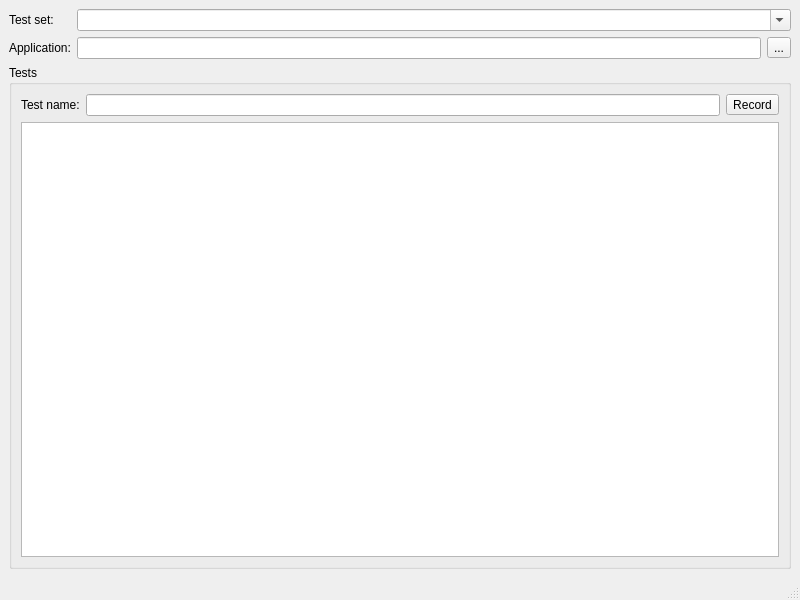
Old version of the form hooq/MainWindow.ui in the repository bilke/hooq.
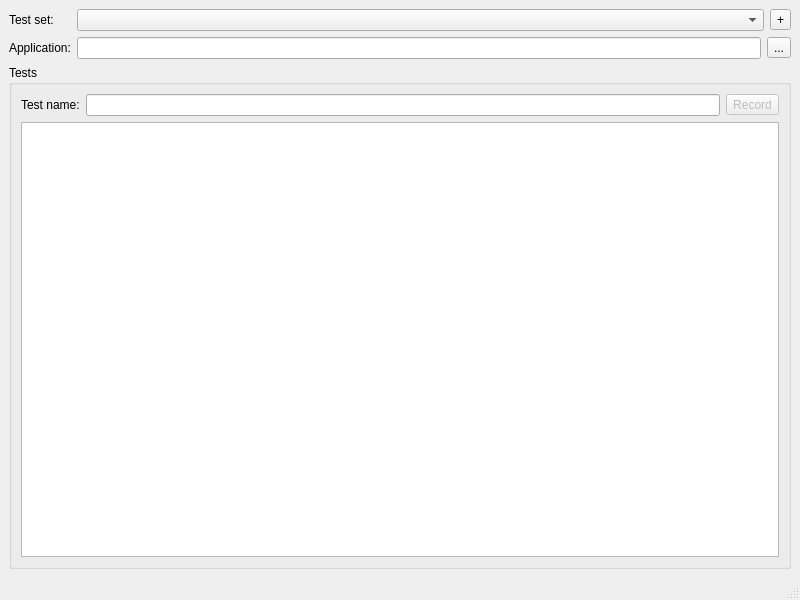
New version of the form.

```diff
--- a/hooq/MainWindow.ui
+++ b/hooq/MainWindow.ui
@@ -25,6 +25,8 @@
        </widget>
       </item>
       <item row="0" column="1">
+       <layout class="QHBoxLayout" name="horizontalLayout_3">
+        <item>
        <widget class="QComboBox" name="m_testSetEdit">
         <property name="sizePolicy">
          <sizepolicy hsizetype="MinimumExpanding" vsizetype="Fixed">
@@ -32,10 +34,16 @@
           <verstretch>0</verstretch>
          </sizepolicy>
         </property>
-        <property name="editable">
-         <bool>true</bool>
-        </property>
-       </widget>
+         </widget>
+        </item>
+        <item>
+         <widget class="QToolButton" name="m_addTestSetButton">
+          <property name="text">
+           <string>+</string>
+          </property>
+         </widget>
+        </item>
+       </layout>
       </item>
       <item row="1" column="0">
        <widget class="QLabel" name="label_2">
@@ -86,6 +94,9 @@
          </item>
          <item>
           <widget class="QToolButton" name="m_addTestButton">
+           <property name="enabled">
+            <bool>false</bool>
+           </property>
            <property name="text">
             <string>Record</string>
            </property>
```
Lines whose indentation alone changed are shown as unchanged.
